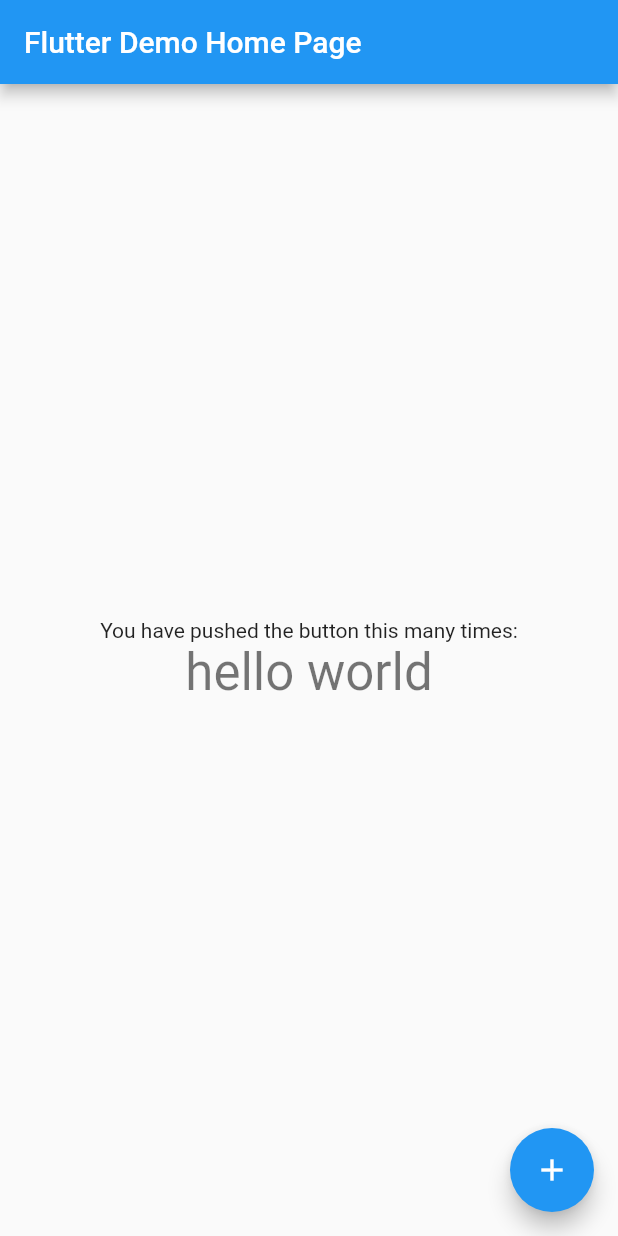
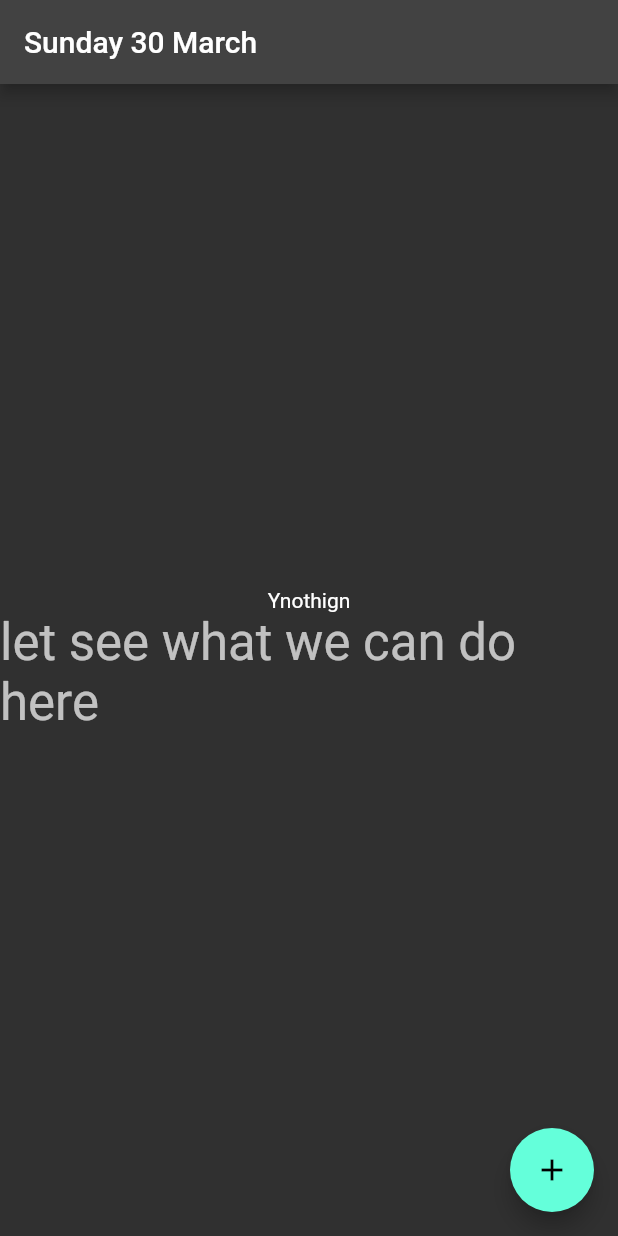
Before and after one commit to melb464/syro_loths_v1, a Flutter app: the screen it shows after launch, after a tap on the "add" icon, on a phone screen of 412 x 824 dp. Run offline on Flutter 3.47's test engine with Material 2 defaults, Android fonts, the light colour scheme and no system bars.

Commit message:
date adn organisation

```diff
--- /dev/null
+++ b/lib/dateFinder.dart
@@ -0,0 +1,105 @@
+class DateFinder{
+  final day = DateTime.now().day;
+  int weekday = DateTime.now().weekday;
+  int month = DateTime.now().month;
+  final hour = DateTime.now().hour;
+  String weekDayName="";
+  String monthName="";
+
+  DateFinder(){
+    if (hour >= 18) {
+      weekday = (weekday % 7) + 1;
+    }
+
+    dayNumToName();
+    monthNumToName();
+
+  }
+
+  void monthNumToName(){
+    switch(month){
+      case 1:
+        monthName="January";
+        break;
+      case 2:
+        monthName="February";
+        break;
+      case 3:
+        monthName="March";
+        break;
+      case 4:
+        monthName="April";
+        break;
+      case 5:
+        monthName="May";
+        break;
+      case 6:
+        monthName="June";
+        break;
+        case 7:
+        monthName="July";
+        break;
+      case 8:
+        monthName="August";
+        break;
+      case 9:
+        monthName="September";
+        break;
+      case 10:
+        monthName="October";
+        break;
+      case 11:
+        monthName="November";
+        break;
+        case 12:
+        monthName="December";
+        break;
+
+    }
+
+  }
+
+  void dayNumToName(){
+    switch(weekday){
+      case 1:
+        weekDayName="Monday";
+        break;
+      case 2:
+        weekDayName="Tuesday";
+        break;
+      case 3:
+        weekDayName="Wednesday";
+        break;
+      case 4:
+        weekDayName="Thursday";
+        break;
+      case 5:
+        weekDayName="Friday";
+        break;
+      case 6:
+        weekDayName="Saturday";
+        break;
+      case 7:
+        weekDayName="Sunday";
+        break;
+    }
+  }
+
+  String getCalanderInfo(){
+
+    if(weekDayName=="" || monthName == ""){
+      throw Exception();
+    }
+    return "$weekDayName $day $monthName";
+  }
+
+  int getDay(){
+    return day;
+  }
+  int getHour(){
+    return hour;
+  }
+  int getWeekday(){
+    return weekday;
+  }
+}
--- a/lib/main.dart
+++ b/lib/main.dart
@@ -1,105 +1,20 @@
 import 'package:flutter/material.dart';
+import 'pages/myHomePage.dart';
 
 void main() {
-  runApp(const MyApp());
+  runApp( MyApp());
 }
 
 class MyApp extends StatelessWidget {
-  const MyApp({super.key});
+  final ValueNotifier<ThemeData> _notifier = ValueNotifier(ThemeData.dark());
 
   // This widget is the root of your application.
   @override
   Widget build(BuildContext context) {
     return MaterialApp(
-      title: 'Flutter Demo',
-      theme: ThemeData(
-        // This is the theme of your application.
-        //
-        // Try running your application with "flutter run". You'll see the
-        // application has a blue toolbar. Then, without quitting the app, try
-        // changing the primarySwatch below to Colors.green and then invoke
-        // "hot reload" (press "r" in the console where you ran "flutter run",
-        // or simply save your changes to "hot reload" in a Flutter IDE).
-        // Notice that the counter didn't reset back to zero; the application
-        // is not restarted.
-        primarySwatch: Colors.blue,
-      ),
-      home: const MyHomePage(title: 'Flutter Demo Home Page'),
+      title: 'Syro-loths',
+      theme: ThemeData.dark(),
+      home: const MyHomePage(title: 'Syro-Malabar Liturgy of the Hours'),
     );
   }
 }
-
-class MyHomePage extends StatefulWidget {
-  const MyHomePage({super.key, required this.title});
-
-  // This widget is the home page of your application. It is stateful, meaning
-  // that it has a State object (defined below) that contains fields that affect
-  // how it looks.
-
-  // This class is the configuration for the state. It holds the values (in this
-  // case the title) provided by the parent (in this case the App widget) and
-  // used by the build method of the State. Fields in a Widget subclass are
-  // always marked "final".
-
-  final String title;
-
-  @override
-  State<MyHomePage> createState() => _MyHomePageState();
-}
-
-class _MyHomePageState extends State<MyHomePage> {
-  String _counter = "";
-
-  void _incrementCounter() {
-    setState(() {
-      _counter+="hello world";
-    });
-  }
-
-  @override
-  Widget build(BuildContext context) {
-
-    return Scaffold(
-      appBar: AppBar(
-        // Here we take the value from the MyHomePage object that was created by
-        // the App.build method, and use it to set our appbar title.
-        title: Text(widget.title),
-      ),
-      body: Center(
-        // Center is a layout widget. It takes a single child and positions it
-        // in the middle of the parent.
-        child: Column(
-          // Column is also a layout widget. It takes a list of children and
-          // arranges them vertically. By default, it sizes itself to fit its
-          // children horizontally, and tries to be as tall as its parent.
-          //
-          // Invoke "debug painting" (press "p" in the console, choose the
-          // "Toggle Debug Paint" action from the Flutter Inspector in Android
-          // Studio, or the "Toggle Debug Paint" command in Visual Studio Code)
-          // to see the wireframe for each widget.
-          //
-          // Column has various properties to control how it sizes itself and
-          // how it positions its children. Here we use mainAxisAlignment to
-          // center the children vertically; the main axis here is the vertical
-          // axis because Columns are vertical (the cross axis would be
-          // horizontal).
-          mainAxisAlignment: MainAxisAlignment.center,
-          children: <Widget>[
-            const Text(
-              'You have pushed the button this many times:',
-            ),
-            Text(
-              '$_counter',
-              style: Theme.of(context).textTheme.headline4,
-            ),
-          ],
-        ),
-      ),
-      floatingActionButton: FloatingActionButton(
-        onPressed: _incrementCounter,
-        tooltip: 'Increment',
-        child: const Icon(Icons.add),
-      ), // This trailing comma makes auto-formatting nicer for build methods.
-    );
-  }
-}
--- /dev/null
+++ b/lib/pages/myHomePage.dart
@@ -0,0 +1,79 @@
+import 'package:flutter/material.dart';
+
+import '../dateFinder.dart';
+
+class MyHomePage extends StatefulWidget {
+  const MyHomePage({super.key, required this.title});
+
+  final String title;
+
+  @override
+  State<MyHomePage> createState() => _MyHomePageState();
+
+}
+
+class _MyHomePageState extends State<MyHomePage> {
+
+  String _date = "";
+
+  void _findDate(){
+    setState(() {
+      var dateFinder = DateFinder();
+      _date = dateFinder.getCalanderInfo();
+    });
+  }
+
+  void _incrementCounter() {
+    setState(() {
+    });
+  }
+
+
+  @override
+  Widget build(BuildContext context) {
+    _findDate();
+    return Scaffold(
+
+      appBar: AppBar(
+        // Here we take the value from the MyHomePage object that was created by
+        // the App.build method, and use it to set our appbar title.
+        title: Text(_date),
+      ),
+      body: Center(
+        // Center is a layout widget. It takes a single child and positions it
+        // in the middle of the parent.
+        child: Column(
+          // Column is also a layout widget. It takes a list of children and
+          // arranges them vertically. By default, it sizes itself to fit its
+          // children horizontally, and tries to be as tall as its parent.
+          //
+          // Invoke "debug painting" (press "p" in the console, choose the
+          // "Toggle Debug Paint" action from the Flutter Inspector in Android
+          // Studio, or the "Toggle Debug Paint" command in Visual Studio Code)
+          // to see the wireframe for each widget.
+          //
+          // Column has various properties to control how it sizes itself and
+          // how it positions its children. Here we use mainAxisAlignment to
+          // center the children vertically; the main axis here is the vertical
+          // axis because Columns are vertical (the cross axis would be
+          // horizontal).
+          mainAxisAlignment: MainAxisAlignment.center,
+          children: <Widget>[
+            const Text(
+              'Ynothign',
+            ),
+            Text(
+              'let see what we can do here',
+              style: Theme.of(context).textTheme.headline4,
+            ),
+          ],
+        ),
+      ),
+      floatingActionButton: FloatingActionButton(
+        onPressed: _incrementCounter,
+        tooltip: 'Increment',
+        child: const Icon(Icons.add),
+      ), // This trailing comma makes auto-formatting nicer for build methods.
+    );
+  }
+}
```
Also changed, not shown: 1 other file.
